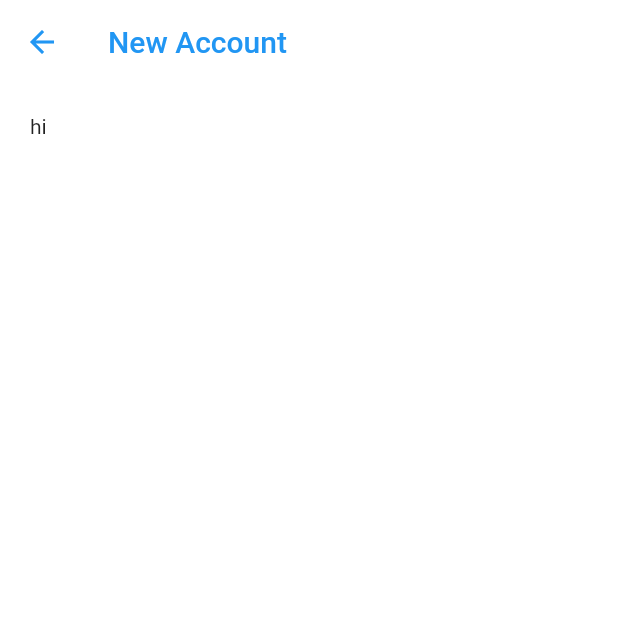
After one commit to benhurott/flutter-demo, a Flutter app: the screen it shows after launch, after a tap on "Sign Up", on a phone screen of 412 x 824 dp, the top half of it. The commit adds this screen. Run offline on Flutter 3.47's test engine with Material 2 defaults, Android fonts, the phone set to English and light mode, and no system bars.

Commit message:
adding app bar

```diff
--- /dev/null
+++ b/lib/ui/components/appbar/FDAppBar.dart
@@ -0,0 +1,19 @@
+import 'package:flutter/material.dart';
+
+class FDAppBar {
+  static Widget create(String title) {
+    return AppBar(
+      title: Text(
+        title,
+        style: TextStyle(
+            color: Colors.blue
+        ),
+      ),
+      backgroundColor: Colors.white,
+      elevation: 0.0,
+      iconTheme: IconThemeData(
+          color: Colors.blue
+      ),
+    );
+  }
+}
--- a/lib/ui/pages/signin/SigninPage.dart
+++ b/lib/ui/pages/signin/SigninPage.dart
@@ -1,6 +1,9 @@
 import 'package:flutter/material.dart';
+import 'package:flutter_demo/ui/pages/signup/SignUpPage.dart';
 
 class SigninPage extends StatelessWidget {
+
+  BuildContext _context;
 
   Widget _renderTitle() {
     return new Expanded(child: new Container(
@@ -49,7 +52,7 @@ class SigninPage extends StatelessWidget {
                 crossAxisAlignment: CrossAxisAlignment.stretch,
                 children: <Widget>[
                   new Padding(
-                    padding: new EdgeInsets.only(top: 20.0),
+                    padding: new EdgeInsets.only(top: 30.0),
                     child: new RaisedButton(
                       textColor: Colors.white,
                       onPressed: () {
@@ -72,7 +75,7 @@ class SigninPage extends StatelessWidget {
       crossAxisAlignment: CrossAxisAlignment.stretch,
       children: <Widget>[
         new Padding(
-          padding: new EdgeInsets.only(top: 20.0),
+          padding: new EdgeInsets.only(top: 30.0),
           child: Row(
             mainAxisAlignment: MainAxisAlignment.center,
             children: <Widget>[
@@ -93,7 +96,7 @@ class SigninPage extends StatelessWidget {
                     )
                   ),
                   onTap: () {
-                    print('Sign up touched!');
+                    this._goToSignUp();
                   },
                 )
               )
@@ -104,12 +107,21 @@ class SigninPage extends StatelessWidget {
     );
   }
 
+  _goToSignUp() {
+    Navigator.push(
+        this._context,
+        new MaterialPageRoute(builder: (context) => new SignUpPage())
+    );
+  }
+
   _dismissKeyboard(BuildContext context) {
     FocusScope.of(context).requestFocus(new FocusNode());
   }
 
   @override
   Widget build(BuildContext context) {
+
+    this._context = context;
 
     return new GestureDetector(
       onTap: () {
--- /dev/null
+++ b/lib/ui/pages/signup/SignUpPage.dart
@@ -0,0 +1,24 @@
+import 'package:flutter/material.dart';
+import 'package:flutter_demo/ui/components/appbar/FDAppBar.dart';
+
+class SignUpPage extends StatelessWidget {
+
+  @override
+  Widget build(BuildContext context) {
+    return Scaffold(
+      appBar: FDAppBar.create('New Account'),
+      body: Container(
+        color: Colors.white,
+        child: Padding(
+          padding: new EdgeInsets.all(20.0),
+          child: Column(
+            crossAxisAlignment: CrossAxisAlignment.stretch,
+            children: <Widget>[
+              Text('hi')
+            ],
+          ),
+        ),
+      ),
+    );
+  }
+}
```
Also changed, not shown: 1 other file.
